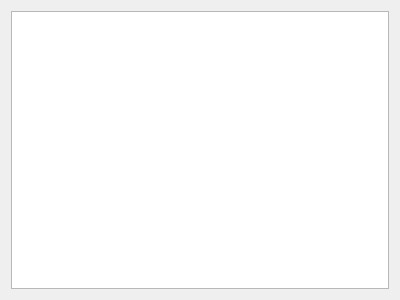
sondra760929/BDLS, file BDLS/widgetDBTextView.ui: the form before one commit.
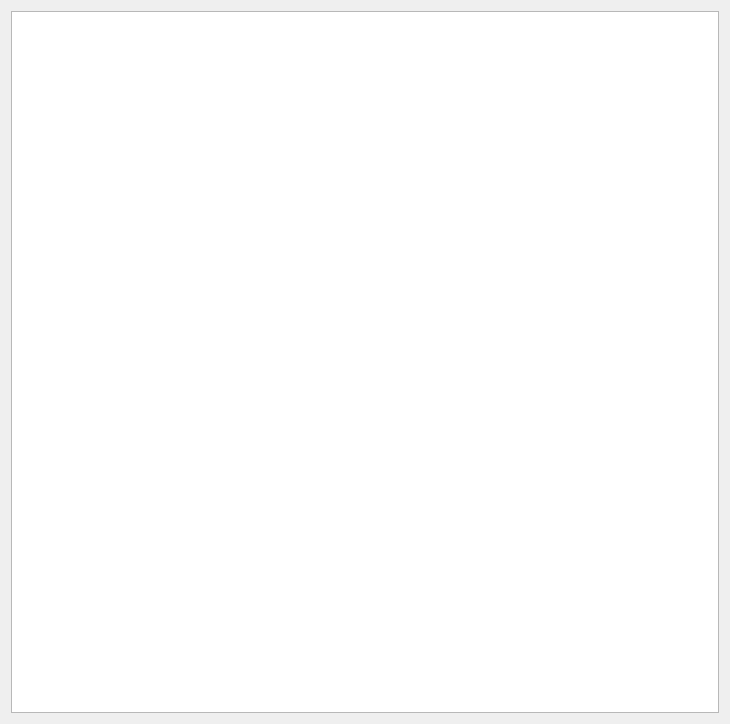
The form after the commit.

Diff of the .ui file:
```diff
--- a/BDLS/widgetDBTextView.ui
+++ b/BDLS/widgetDBTextView.ui
@@ -6,8 +6,8 @@
    <rect>
     <x>0</x>
     <y>0</y>
-    <width>400</width>
-    <height>300</height>
+    <width>730</width>
+    <height>724</height>
    </rect>
   </property>
   <property name="windowTitle">
```
